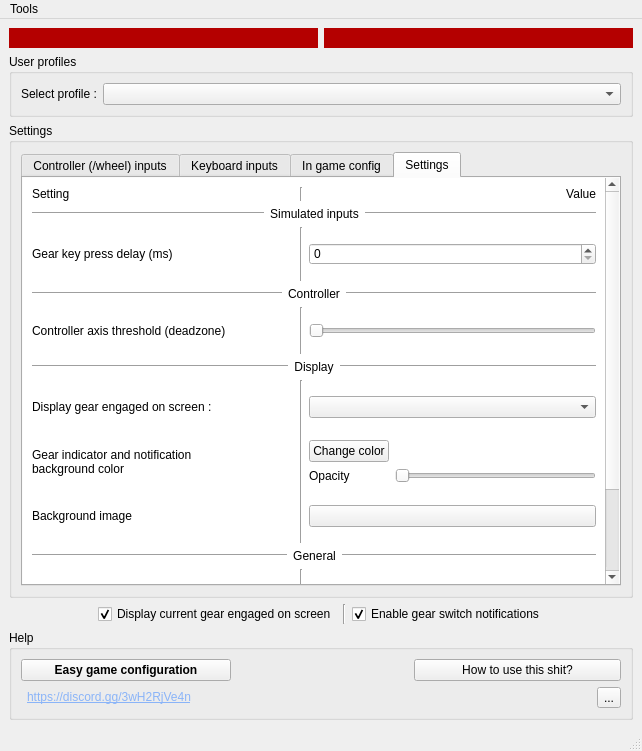
Qt form BrokenTC2/mainwindow.ui (BrokenGameNoob/BrokenTC2) before a commit.
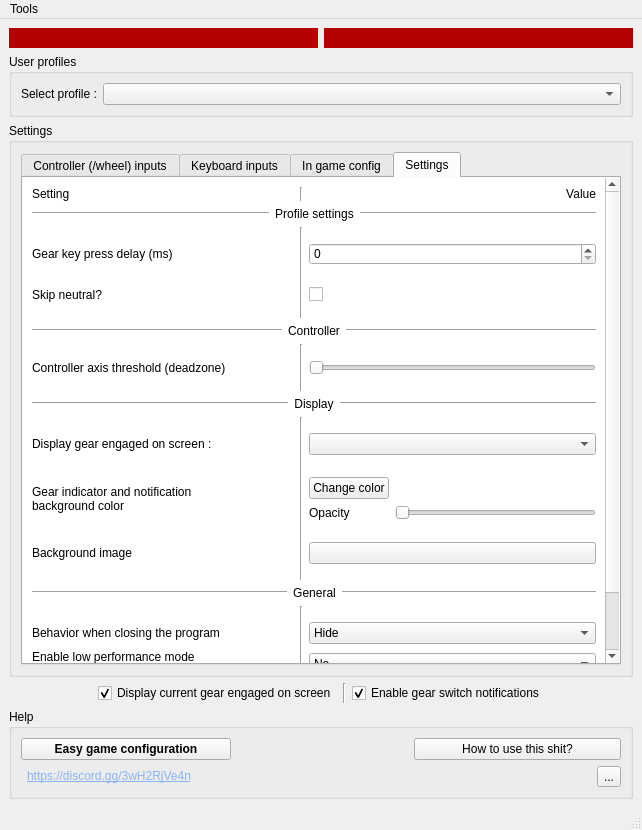
The same form after that commit. The open tabs and pages were chosen to show the change. Icons and pictures are not drawn.

Commit message: Added skip neutral option + should fix identical screens problem?

What changed in the file:
```diff
--- a/BrokenTC2/mainwindow.ui
+++ b/BrokenTC2/mainwindow.ui
@@ -7,7 +7,7 @@
     <x>0</x>
     <y>0</y>
     <width>642</width>
-    <height>751</height>
+    <height>830</height>
    </rect>
   </property>
   <property name="windowTitle">
@@ -117,7 +117,7 @@
            </size>
           </property>
           <property name="currentIndex">
-           <number>0</number>
+           <number>3</number>
           </property>
           <widget class="QScrollArea" name="tb_settings_controller">
            <property name="sizePolicy">
@@ -1124,7 +1124,7 @@
               <x>0</x>
               <y>0</y>
               <width>582</width>
-              <height>560</height>
+              <height>598</height>
              </rect>
             </property>
             <property name="minimumSize">
@@ -1140,28 +1140,25 @@
 	</string>
             </property>
             <layout class="QGridLayout" name="gridLayout_4">
-             <item row="11" column="2">
-              <widget class="QComboBox" name="cb_gearDisplayScreen">
-               <property name="sizePolicy">
-                <sizepolicy hsizetype="Preferred" vsizetype="Fixed">
-                 <horstretch>0</horstretch>
-                 <verstretch>0</verstretch>
-                </sizepolicy>
-               </property>
+             <item row="25" column="2">
+              <widget class="QComboBox" name="cb_launchOnStartup">
+               <item>
+                <property name="text">
+                 <string>No</string>
+                </property>
+               </item>
+               <item>
+                <property name="text">
+                 <string>Yes</string>
+                </property>
+               </item>
               </widget>
              </item>
-             <item row="6" column="1" rowspan="3">
-              <widget class="Line" name="line_32">
+             <item row="2" column="0">
+              <spacer name="verticalSpacer_6">
                <property name="orientation">
                 <enum>Qt::Vertical</enum>
                </property>
-              </widget>
-             </item>
-             <item row="10" column="0">
-              <spacer name="verticalSpacer_13">
-               <property name="orientation">
-                <enum>Qt::Vertical</enum>
-               </property>
                <property name="sizeType">
                 <enum>QSizePolicy::Minimum</enum>
                </property>
@@ -1173,23 +1170,14 @@
                </property>
               </spacer>
              </item>
-             <item row="8" column="0">
-              <spacer name="verticalSpacer_18">
-               <property name="orientation">
-                <enum>Qt::Vertical</enum>
+             <item row="5" column="0">
+              <widget class="QLabel" name="lbl_disp_skip_neutral">
+               <property name="text">
+                <string>Skip neutral?</string>
                </property>
-               <property name="sizeType">
-                <enum>QSizePolicy::Minimum</enum>
-               </property>
-               <property name="sizeHint" stdset="0">
-                <size>
-                 <width>20</width>
-                 <height>10</height>
-                </size>
-               </property>
-              </spacer>
+              </widget>
              </item>
-             <item row="22" column="0">
+             <item row="24" column="0">
               <spacer name="verticalSpacer_17">
                <property name="orientation">
                 <enum>Qt::Vertical</enum>
@@ -1205,14 +1193,63 @@
                </property>
               </spacer>
              </item>
-             <item row="19" column="1" rowspan="5">
-              <widget class="Line" name="line_28">
+             <item row="16" column="0">
+              <spacer name="verticalSpacer_21">
                <property name="orientation">
                 <enum>Qt::Vertical</enum>
                </property>
+               <property name="sizeType">
+                <enum>QSizePolicy::Minimum</enum>
+               </property>
+               <property name="sizeHint" stdset="0">
+                <size>
+                 <width>20</width>
+                 <height>10</height>
+                </size>
+               </property>
+              </spacer>
+             </item>
+             <item row="22" column="0">
+              <widget class="QLabel" name="lbl_disp_exitOnCloseEvent">
+               <property name="text">
+                <string>Behavior when closing the program</string>
+               </property>
               </widget>
              </item>
-             <item row="6" column="0">
+             <item row="22" column="2">
+              <widget class="QComboBox" name="cb_exitOnCloseEvent">
+               <item>
+                <property name="text">
+                 <string>Hide</string>
+                </property>
+               </item>
+               <item>
+                <property name="text">
+                 <string>Exit</string>
+                </property>
+               </item>
+              </widget>
+             </item>
+             <item row="9" column="2">
+              <widget class="QSlider" name="hs_joyAxisThreshold">
+               <property name="minimum">
+                <number>10</number>
+               </property>
+               <property name="tracking">
+                <bool>true</bool>
+               </property>
+               <property name="orientation">
+                <enum>Qt::Horizontal</enum>
+               </property>
+               <property name="tickPosition">
+                <enum>QSlider::NoTicks</enum>
+               </property>
+               <property name="tickInterval">
+                <number>0</number>
+               </property>
+              </widget>
+             </item>
+             <item row="8" column="0">
               <spacer name="verticalSpacer_19">
                <property name="orientation">
                 <enum>Qt::Vertical</enum>
@@ -1228,8 +1265,22 @@
                </property>
               </spacer>
              </item>
-             <item row="2" column="0">
-              <spacer name="verticalSpacer_6">
+             <item row="9" column="0">
+              <widget class="QLabel" name="lbl_disp_joyAxisThreshold">
+               <property name="text">
+                <string>Controller axis threshold (deadzone)</string>
+               </property>
+              </widget>
+             </item>
+             <item row="2" column="1" rowspan="5">
+              <widget class="Line" name="line_22">
+               <property name="orientation">
+                <enum>Qt::Vertical</enum>
+               </property>
+              </widget>
+             </item>
+             <item row="21" column="0">
+              <spacer name="verticalSpacer_16">
                <property name="orientation">
                 <enum>Qt::Vertical</enum>
                </property>
@@ -1244,7 +1295,46 @@
                </property>
               </spacer>
              </item>
-             <item row="13" column="2">
+             <item row="15" column="0">
+              <widget class="QLabel" name="lbl_disp_bgHUDColor">
+               <property name="text">
+                <string>Gear indicator and notification
+background color</string>
+               </property>
+              </widget>
+             </item>
+             <item row="3" column="2">
+              <widget class="QSpinBox" name="sb_gearDelay">
+               <property name="sizePolicy">
+                <sizepolicy hsizetype="Preferred" vsizetype="Fixed">
+                 <horstretch>0</horstretch>
+                 <verstretch>0</verstretch>
+                </sizepolicy>
+               </property>
+               <property name="toolTip">
+                <string>How long the key is going to be pressed down</string>
+               </property>
+               <property name="maximum">
+                <number>1200</number>
+               </property>
+              </widget>
+             </item>
+             <item row="23" column="0">
+              <widget class="QLabel" name="lbl_disp_lowPerfMode">
+               <property name="text">
+                <string>Enable low performance mode
+(reduce CPU Usage but slightly increase latency)</string>
+               </property>
+              </widget>
+             </item>
+             <item row="17" column="0">
+              <widget class="QLabel" name="lbl_disp_changeBackground">
+               <property name="text">
+                <string>Background image</string>
+               </property>
+              </widget>
+             </item>
+             <item row="15" column="2">
               <layout class="QGridLayout" name="gl_disp_bgHUDColor">
                <item row="0" column="1">
                 <widget class="QLabel" name="lbl_bgHUDColor">
@@ -1279,24 +1369,41 @@
                </item>
               </layout>
              </item>
-             <item row="20" column="0">
-              <widget class="QLabel" name="lbl_disp_exitOnCloseEvent">
-               <property name="text">
-                <string>Behavior when closing the program</string>
+             <item row="23" column="2">
+              <widget class="QComboBox" name="cb_lowPerfMode">
+               <item>
+                <property name="text">
+                 <string>No</string>
+                </property>
+               </item>
+               <item>
+                <property name="text">
+                 <string>Yes</string>
+                </property>
+               </item>
+              </widget>
+             </item>
+             <item row="13" column="2">
+              <widget class="QComboBox" name="cb_gearDisplayScreen">
+               <property name="sizePolicy">
+                <sizepolicy hsizetype="Preferred" vsizetype="Fixed">
+                 <horstretch>0</horstretch>
+                 <verstretch>0</verstretch>
+                </sizepolicy>
                </property>
               </widget>
              </item>
-             <item row="5" column="0" colspan="3">
-              <layout class="QHBoxLayout" name="hlay_disp_sepController">
+             <item row="1" column="0" colspan="3">
+              <layout class="QHBoxLayout" name="hlay_disp_sepKeyboard">
                <item>
-                <widget class="Line" name="line_30">
+                <widget class="Line" name="line_12">
                  <property name="orientation">
                   <enum>Qt::Horizontal</enum>
                  </property>
                 </widget>
                </item>
                <item>
-                <widget class="QLabel" name="lbl_disp_sepController">
+                <widget class="QLabel" name="lbl_disp_sepKeyboard">
                  <property name="sizePolicy">
                   <sizepolicy hsizetype="Maximum" vsizetype="Preferred">
                    <horstretch>0</horstretch>
@@ -1304,7 +1411,7 @@
                   </sizepolicy>
                  </property>
                  <property name="text">
-                  <string>Controller</string>
+                  <string>Profile settings</string>
                  </property>
                  <property name="alignment">
                   <set>Qt::AlignCenter</set>
@@ -1312,7 +1419,7 @@
                 </widget>
                </item>
                <item>
-                <widget class="Line" name="line_31">
+                <widget class="Line" name="line_11">
                  <property name="orientation">
                   <enum>Qt::Horizontal</enum>
                  </property>
@@ -1320,31 +1427,65 @@
                </item>
               </layout>
              </item>
-             <item row="3" column="2">
-              <widget class="QSpinBox" name="sb_gearDelay">
-               <property name="sizePolicy">
-                <sizepolicy hsizetype="Preferred" vsizetype="Fixed">
-                 <horstretch>0</horstretch>
-                 <verstretch>0</verstretch>
-                </sizepolicy>
+             <item row="6" column="0">
+              <spacer name="verticalSpacer_14">
+               <property name="orientation">
+                <enum>Qt::Vertical</enum>
                </property>
+               <property name="sizeType">
+                <enum>QSizePolicy::Minimum</enum>
+               </property>
+               <property name="sizeHint" stdset="0">
+                <size>
+                 <width>20</width>
+                 <height>10</height>
+                </size>
+               </property>
+              </spacer>
+             </item>
+             <item row="3" column="0">
+              <widget class="QLabel" name="lbl_disp_gearDelay">
                <property name="toolTip">
                 <string>How long the key is going to be pressed down</string>
                </property>
-               <property name="maximum">
-                <number>1200</number>
-               </property>
-              </widget>
-             </item>
-             <item row="21" column="0">
-              <widget class="QLabel" name="lbl_disp_lowPerfMode">
                <property name="text">
-                <string>Enable low performance mode
-(reduce CPU Usage but slightly increase latency)</string>
+                <string>Gear key press delay (ms)</string>
                </property>
               </widget>
              </item>
-             <item row="9" column="0" colspan="3">
+             <item row="10" column="0">
+              <spacer name="verticalSpacer_18">
+               <property name="orientation">
+                <enum>Qt::Vertical</enum>
+               </property>
+               <property name="sizeType">
+                <enum>QSizePolicy::Minimum</enum>
+               </property>
+               <property name="sizeHint" stdset="0">
+                <size>
+                 <width>20</width>
+                 <height>10</height>
+                </size>
+               </property>
+              </spacer>
+             </item>
+             <item row="14" column="0">
+              <spacer name="verticalSpacer_20">
+               <property name="orientation">
+                <enum>Qt::Vertical</enum>
+               </property>
+               <property name="sizeType">
+                <enum>QSizePolicy::Minimum</enum>
+               </property>
+               <property name="sizeHint" stdset="0">
+                <size>
+                 <width>20</width>
+                 <height>10</height>
+                </size>
+               </property>
+              </spacer>
+             </item>
+             <item row="11" column="0" colspan="3">
               <layout class="QHBoxLayout" name="hlay_disp_sepDisplay">
                <item>
                 <widget class="Line" name="line_25">
@@ -1378,141 +1519,64 @@
                </item>
               </layout>
              </item>
-             <item row="7" column="0">
-              <widget class="QLabel" name="lbl_disp_joyAxisThreshold">
+             <item row="0" column="2">
+              <widget class="QLabel" name="lbl_disp_settValue">
                <property name="text">
-                <string>Controller axis threshold (deadzone)</string>
+                <string>Value</string>
                </property>
-              </widget>
-             </item>
-             <item row="0" column="1">
-              <widget class="Line" name="line_21">
-               <property name="orientation">
-                <enum>Qt::Vertical</enum>
+               <property name="alignment">
+                <set>Qt::AlignRight|Qt::AlignTrailing|Qt::AlignVCenter</set>
                </property>
               </widget>
              </item>
-             <item row="13" column="0">
-              <widget class="QLabel" name="lbl_disp_bgHUDColor">
-               <property name="text">
-                <string>Gear indicator and notification
-background color</string>
-               </property>
-              </widget>
-             </item>
-             <item row="15" column="0">
-              <widget class="QLabel" name="lbl_disp_changeBackground">
-               <property name="text">
-                <string>Background image</string>
-               </property>
-              </widget>
-             </item>
-             <item row="2" column="1" rowspan="3">
-              <widget class="Line" name="line_22">
+             <item row="21" column="1" rowspan="5">
+              <widget class="Line" name="line_28">
                <property name="orientation">
                 <enum>Qt::Vertical</enum>
                </property>
               </widget>
              </item>
-             <item row="19" column="0">
-              <spacer name="verticalSpacer_16">
-               <property name="orientation">
-                <enum>Qt::Vertical</enum>
-               </property>
-               <property name="sizeType">
-                <enum>QSizePolicy::Minimum</enum>
-               </property>
-               <property name="sizeHint" stdset="0">
-                <size>
-                 <width>20</width>
-                 <height>10</height>
-                </size>
-               </property>
-              </spacer>
-             </item>
-             <item row="11" column="0">
-              <widget class="QLabel" name="lbl_disp_gearDisplayScreen">
-               <property name="text">
-                <string>Display gear engaged on screen :</string>
-               </property>
-              </widget>
-             </item>
-             <item row="16" column="0">
-              <spacer name="verticalSpacer_15">
-               <property name="orientation">
-                <enum>Qt::Vertical</enum>
-               </property>
-               <property name="sizeType">
-                <enum>QSizePolicy::Minimum</enum>
-               </property>
-               <property name="sizeHint" stdset="0">
-                <size>
-                 <width>20</width>
-                 <height>10</height>
-                </size>
-               </property>
-              </spacer>
-             </item>
-             <item row="10" column="1" rowspan="7">
-              <widget class="Line" name="line_29">
-               <property name="orientation">
-                <enum>Qt::Vertical</enum>
-               </property>
-              </widget>
-             </item>
-             <item row="20" column="2">
-              <widget class="QComboBox" name="cb_exitOnCloseEvent">
-               <item>
-                <property name="text">
-                 <string>Hide</string>
-                </property>
-               </item>
-               <item>
-                <property name="text">
-                 <string>Exit</string>
-                </property>
-               </item>
-              </widget>
-             </item>
-             <item row="7" column="2">
-              <widget class="QSlider" name="hs_joyAxisThreshold">
-               <property name="minimum">
-                <number>10</number>
-               </property>
-               <property name="tracking">
-                <bool>true</bool>
-               </property>
-               <property name="orientation">
-                <enum>Qt::Horizontal</enum>
-               </property>
-               <property name="tickPosition">
-                <enum>QSlider::NoTicks</enum>
-               </property>
-               <property name="tickInterval">
-                <number>0</number>
-               </property>
-              </widget>
-             </item>
-             <item row="24" column="0">
-              <spacer name="verticalSpacer_12">
-               <property name="orientation">
-                <enum>Qt::Vertical</enum>
-               </property>
-               <property name="sizeHint" stdset="0">
-                <size>
-                 <width>20</width>
-                 <height>40</height>
-                </size>
-               </property>
-              </spacer>
-             </item>
-             <item row="23" column="0">
+             <item row="25" column="0">
               <widget class="QLabel" name="lbl_disp_launchOnStartup">
                <property name="text">
                 <string>Launch program on computer startup</string>
                </property>
               </widget>
              </item>
+             <item row="7" column="0" colspan="3">
+              <layout class="QHBoxLayout" name="hlay_disp_sepController">
+               <item>
+                <widget class="Line" name="line_30">
+                 <property name="orientation">
+                  <enum>Qt::Horizontal</enum>
+                 </property>
+                </widget>
+               </item>
+               <item>
+                <widget class="QLabel" name="lbl_disp_sepController">
+                 <property name="sizePolicy">
+                  <sizepolicy hsizetype="Maximum" vsizetype="Preferred">
+                   <horstretch>0</horstretch>
+                   <verstretch>0</verstretch>
+                  </sizepolicy>
+                 </property>
+                 <property name="text">
+                  <string>Controller</string>
+                 </property>
+                 <property name="alignment">
+                  <set>Qt::AlignCenter</set>
+                 </property>
+                </widget>
+               </item>
+               <item>
+                <widget class="Line" name="line_31">
+                 <property name="orientation">
+                  <enum>Qt::Horizontal</enum>
+                 </property>
+                </widget>
+               </item>
+              </layout>
+             </item>
              <item row="0" column="0">
               <widget class="QLabel" name="lbl_disp_settings">
                <property name="text">
@@ -1520,41 +1584,28 @@
                </property>
               </widget>
              </item>
-             <item row="1" column="0" colspan="3">
-              <layout class="QHBoxLayout" name="hlay_disp_sepKeyboard">
-               <item>
-                <widget class="Line" name="line_12">
-                 <property name="orientation">
-                  <enum>Qt::Horizontal</enum>
-                 </property>
-                </widget>
-               </item>
-               <item>
-                <widget class="QLabel" name="lbl_disp_sepKeyboard">
-                 <property name="sizePolicy">
-                  <sizepolicy hsizetype="Maximum" vsizetype="Preferred">
-                   <horstretch>0</horstretch>
-                   <verstretch>0</verstretch>
-                  </sizepolicy>
-                 </property>
-                 <property name="text">
-                  <string>Simulated inputs</string>
-                 </property>
-                 <property name="alignment">
-                  <set>Qt::AlignCenter</set>
-                 </property>
-                </widget>
-               </item>
-               <item>
-                <widget class="Line" name="line_11">
-                 <property name="orientation">
-                  <enum>Qt::Horizontal</enum>
-                 </property>
-                </widget>
-               </item>
-              </layout>
+             <item row="8" column="1" rowspan="3">
+              <widget class="Line" name="line_32">
+               <property name="orientation">
+                <enum>Qt::Vertical</enum>
+               </property>
+              </widget>
              </item>
-             <item row="18" column="0" colspan="3">
+             <item row="17" column="2">
+              <widget class="QPushButton" name="pb_changeBackground">
+               <property name="text">
+                <string/>
+               </property>
+              </widget>
+             </item>
+             <item row="12" column="1" rowspan="7">
+              <widget class="Line" name="line_29">
+               <property name="orientation">
+                <enum>Qt::Vertical</enum>
+               </property>
+              </widget>
+             </item>
+             <item row="20" column="0" colspan="3">
               <layout class="QHBoxLayout" name="hlay_disp_sepGeneral">
                <item>
                 <widget class="Line" name="line_26">
@@ -1588,36 +1639,31 @@
                </item>
               </layout>
              </item>
-             <item row="23" column="2">
-              <widget class="QComboBox" name="cb_launchOnStartup">
-               <item>
-                <property name="text">
-                 <string>No</string>
-                </property>
-               </item>
-               <item>
-                <property name="text">
-                 <string>Yes</string>
-                </property>
-               </item>
-              </widget>
+             <item row="18" column="0">
+              <spacer name="verticalSpacer_15">
+               <property name="orientation">
+                <enum>Qt::Vertical</enum>
+               </property>
+               <property name="sizeType">
+                <enum>QSizePolicy::Minimum</enum>
+               </property>
+               <property name="sizeHint" stdset="0">
+                <size>
+                 <width>20</width>
+                 <height>10</height>
+                </size>
+               </property>
+              </spacer>
              </item>
-             <item row="21" column="2">
-              <widget class="QComboBox" name="cb_lowPerfMode">
-               <item>
-                <property name="text">
-                 <string>No</string>
-                </property>
-               </item>
-               <item>
-                <property name="text">
-                 <string>Yes</string>
-                </property>
-               </item>
+             <item row="0" column="1">
+              <widget class="Line" name="line_21">
+               <property name="orientation">
+                <enum>Qt::Vertical</enum>
+               </property>
               </widget>
              </item>
              <item row="12" column="0">
-              <spacer name="verticalSpacer_20">
+              <spacer name="verticalSpacer_13">
                <property name="orientation">
                 <enum>Qt::Vertical</enum>
                </property>
@@ -1632,18 +1678,28 @@
                </property>
               </spacer>
              </item>
-             <item row="3" column="0">
-              <widget class="QLabel" name="lbl_disp_gearDelay">
-               <property name="toolTip">
-                <string>How long the key is going to be pressed down</string>
+             <item row="26" column="0">
+              <spacer name="verticalSpacer_12">
+               <property name="orientation">
+                <enum>Qt::Vertical</enum>
                </property>
+               <property name="sizeHint" stdset="0">
+                <size>
+                 <width>20</width>
+                 <height>40</height>
+                </size>
+               </property>
+              </spacer>
+             </item>
+             <item row="13" column="0">
+              <widget class="QLabel" name="lbl_disp_gearDisplayScreen">
                <property name="text">
-                <string>Gear key press delay (ms)</string>
+                <string>Display gear engaged on screen :</string>
                </property>
               </widget>
              </item>
              <item row="4" column="0">
-              <spacer name="verticalSpacer_14">
+              <spacer name="verticalSpacer_22">
                <property name="orientation">
                 <enum>Qt::Vertical</enum>
                </property>
@@ -1658,34 +1714,8 @@
                </property>
               </spacer>
              </item>
-             <item row="0" column="2">
-              <widget class="QLabel" name="lbl_disp_settValue">
-               <property name="text">
-                <string>Value</string>
-               </property>
-               <property name="alignment">
-                <set>Qt::AlignRight|Qt::AlignTrailing|Qt::AlignVCenter</set>
-               </property>
-              </widget>
-             </item>
-             <item row="14" column="0">
-              <spacer name="verticalSpacer_21">
-               <property name="orientation">
-                <enum>Qt::Vertical</enum>
-               </property>
-               <property name="sizeType">
-                <enum>QSizePolicy::Minimum</enum>
-               </property>
-               <property name="sizeHint" stdset="0">
-                <size>
-                 <width>20</width>
-                 <height>10</height>
-                </size>
-               </property>
-              </spacer>
-             </item>
-             <item row="15" column="2">
-              <widget class="QPushButton" name="pb_changeBackground">
+             <item row="5" column="2">
+              <widget class="QCheckBox" name="cb_skip_neutral">
                <property name="text">
                 <string/>
                </property>
```
The commit also changes 7 other files.
